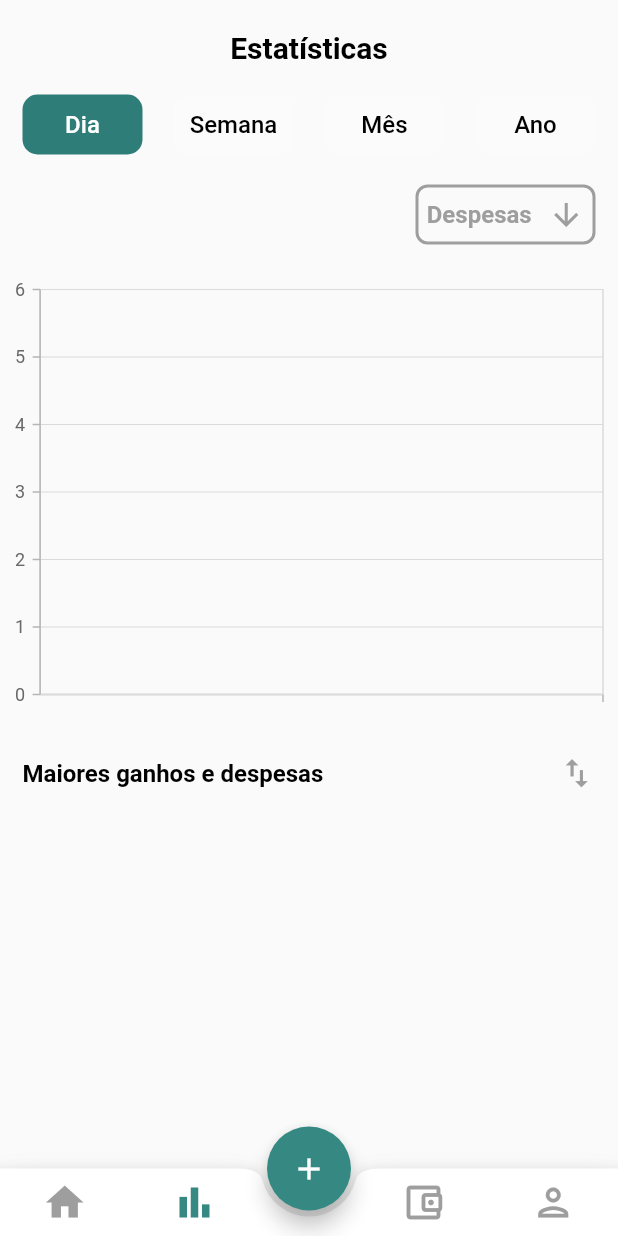
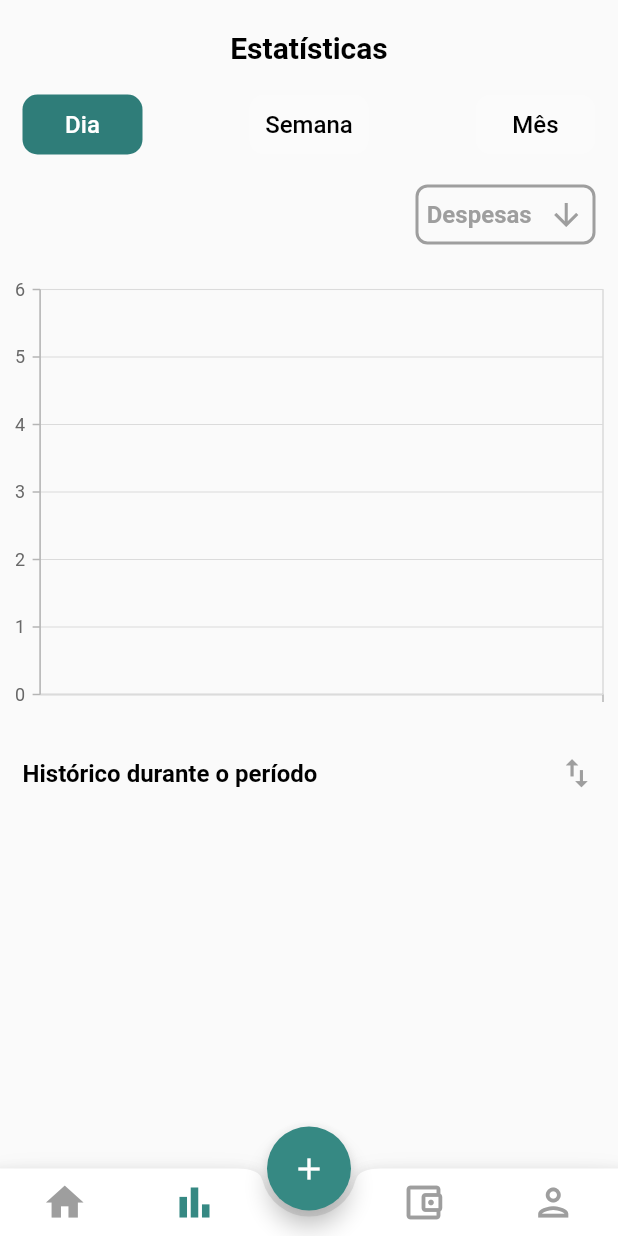
Before and after one commit to thiagocmsilvaUFF/meubolso, a Flutter app: the screen it shows after launch, item 2 of the bottom bar chosen, on a phone screen of 412 x 824 dp. Run offline on Flutter 3.47's test engine with Material 2 defaults, Android fonts, the light colour scheme and no system bars; our stand-ins replace hive, hive_flutter, syncfusion_flutter_charts; missing offline and left inert: dart:ffi; accounts and stored records are empty.

Commit message:
chart bug fix

```diff
--- a/lib/Screens/add.dart
+++ b/lib/Screens/add.dart
@@ -316,7 +316,7 @@ class _Add_ScreenState extends State<Add_Screen> {
                             ))
                             .toList(),
                       hint: Text(
-                        'Name',
+                        'Categoria',
                         style: TextStyle(
                           color: Colors.grey
                         ),
--- a/lib/Screens/statistics.dart
+++ b/lib/Screens/statistics.dart
@@ -12,8 +12,8 @@ class Statistics extends StatefulWidget{
 }
 
 class _StatisticsState extends State<Statistics> {
-  List day = ['Dia', 'Semana', 'Mês', 'Ano'];
-  List f = [today(), week(), month(), year()];
+  List day = ['Dia', 'Semana', 'Mês'];
+  List f = [today(), week(), month()];
   final List<String> weekday = [
     'Segunda-feira',
     'Terça-feira',
@@ -62,7 +62,7 @@ class _StatisticsState extends State<Statistics> {
                     mainAxisAlignment: MainAxisAlignment.spaceBetween,
                     children: [
                       ...List.generate(
-                        4,
+                        3,
                         (index) {
                           return GestureDetector(
                             onTap: () {
@@ -140,7 +140,7 @@ class _StatisticsState extends State<Statistics> {
                     mainAxisAlignment: MainAxisAlignment.spaceBetween,
                     children: [
                       Text(
-                        'Maiores ganhos e despesas',
+                        'Histórico durante o período',
                         style: TextStyle(
                           color: Colors.black,
                           fontSize: 16,
```
